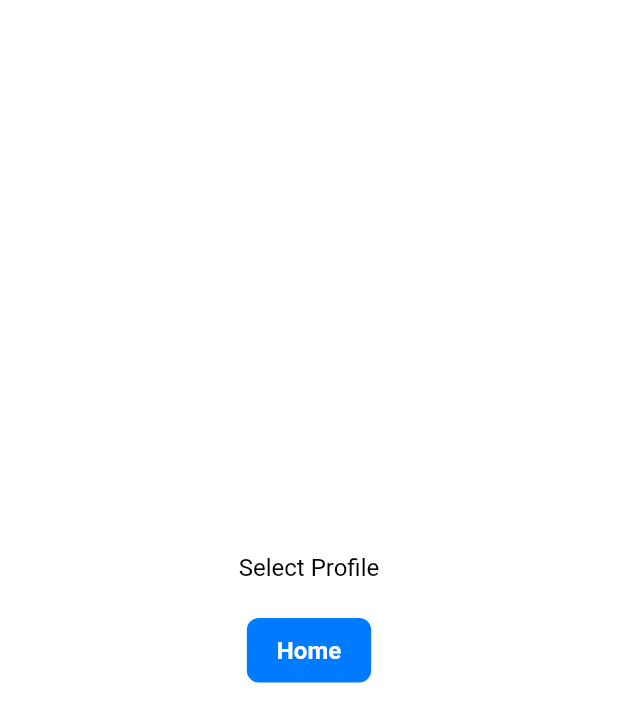
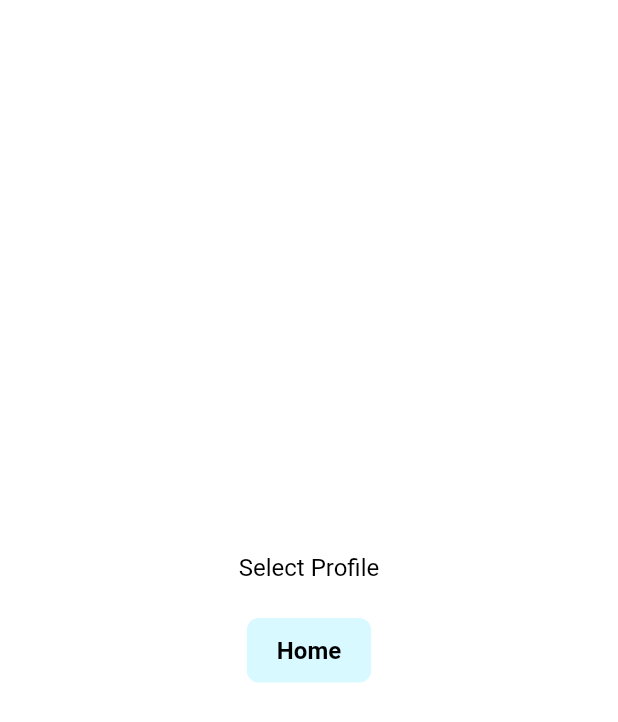
Before and after one commit to maranix/nodal, a Flutter app: the screen it shows after launch, after a tap on "Profile Selection Page", on a phone screen of 412 x 824 dp. Shown: the top 722 px of the screen. Run offline on Flutter 3.47's test engine with Material 3 defaults, Android fonts, the phone set to English and light mode, and no system bars; our stand-ins replace go_router; missing offline and left inert: daxle, sqlite3.

Commit message:
feat(theme): base for dynamic AppTheme, AppThemeData & AppThemeProvider

```diff
--- a/lib/main.dart
+++ b/lib/main.dart
@@ -1,10 +1,11 @@
 import 'package:flutter/widgets.dart';
 import 'package:flutter_web_plugins/url_strategy.dart';
 import 'package:nodal/src/core/router/router.dart';
+import 'package:nodal/src/core/theme/theme.dart';
 
 void main() async {
   usePathUrlStrategy();
-  runApp(const MainApp());
+  runApp(AppThemeProvider(data: AppThemeData(), child: const MainApp()));
 }
 
 class MainApp extends StatelessWidget {
@@ -12,6 +13,11 @@ class MainApp extends StatelessWidget {
 
   @override
   Widget build(BuildContext context) {
-    return WidgetsApp.router(routerConfig: router, color: Color(0xFFFFFFFF));
+    final primaryColor = AppTheme.of(context).primaryColor;
+
+    return WidgetsApp.router(
+      routerConfig: router,
+      color: primaryColor,
+    );
   }
 }
--- a/lib/src/core/router/router.dart
+++ b/lib/src/core/router/router.dart
@@ -2,6 +2,7 @@ import 'package:flutter/widgets.dart';
 import 'package:go_router/go_router.dart';
 import 'package:nodal/src/core/router/route_enums.dart';
 import 'package:nodal/src/core/router/route_transition.dart';
+import 'package:nodal/src/core/theme/theme.dart';
 import 'package:nodal/src/core/widgets/widgets.dart';
 
 part 'router.g.dart';
@@ -16,13 +17,8 @@ final router = GoRouter(routes: $appRoutes, initialLocation: RoutePath.root);
 final class RootScreenRoute extends GoRouteData with $RootScreenRoute {
   @override
   Page<void> buildPage(BuildContext context, GoRouterState state) {
-    final bgColor = Color(0xFFFFFFFF).withValues(colorSpace: .displayP3);
-    final luminance = bgColor.computeLuminance();
-
-    final textColor = switch (luminance) {
-      >= 0.5 => Color(0xFF000000).withValues(colorSpace: .displayP3),
-      _ => bgColor,
-    };
+    final bgColor = AppTheme.of(context).primaryColor;
+    final textColor = AppTheme.of(context).textColor;
 
     return CustomTransitionPage(
       key: state.pageKey,
@@ -49,6 +45,10 @@ final class RootScreenRoute extends GoRouteData with $RootScreenRoute {
                 onTap: () => ProfilesRoute(step: .create).go(context),
                 label: 'Profile Creation Page',
               ),
+              RawButton(
+                onTap: () => AppTheme.of(context).toggleTheme(),
+                label: 'Theme Toggle',
+              ),
             ],
           ),
         ),
@@ -65,13 +65,8 @@ final class ProfilesRoute extends GoRouteData with $ProfilesRoute {
 
   @override
   Page<void> buildPage(BuildContext context, GoRouterState state) {
-    final bgColor = Color(0xFFFFFFFF).withValues(colorSpace: .displayP3);
-    final luminance = bgColor.computeLuminance();
-
-    final textColor = switch (luminance) {
-      >= 0.5 => Color(0xFF000000).withValues(colorSpace: .displayP3),
-      _ => bgColor,
-    };
+    final bgColor = AppTheme.of(context).primaryColor;
+    final textColor = AppTheme.of(context).textColor;
 
     return CustomTransitionPage(
       key: state.pageKey,
--- /dev/null
+++ b/lib/src/core/theme/colors.dart
@@ -0,0 +1,11 @@
+import 'package:flutter/rendering.dart' show Color;
+
+abstract final class Colors {
+  static Color get white => Color(0xFFFFFFFF);
+  static Color get gray => Color(0xFF808080);
+  static Color get black => Color(0xFF000000);
+
+  // Custom
+  static Color get powderPetal => Color(0xFFffede1);
+  static Color get lightCyan => Color(0xFFd7f9ff);
+}
--- /dev/null
+++ b/lib/src/core/theme/theme.dart
@@ -0,0 +1,82 @@
+import 'package:flutter/widgets.dart';
+import 'package:nodal/src/core/theme/colors.dart';
+
+class AppThemeProvider extends StatelessWidget {
+  const AppThemeProvider({
+    super.key,
+    required this.data,
+    required this.child,
+  });
+
+  final AppThemeData data;
+  final Widget child;
+
+  @override
+  Widget build(BuildContext context) {
+    return ListenableBuilder(
+      listenable: data,
+      builder: (context, _) => AppTheme(
+        data: data,
+        child: child,
+      ),
+    );
+  }
+}
+
+class AppTheme extends InheritedWidget {
+  const AppTheme({super.key, required super.child, required this.data});
+
+  final AppThemeData data;
+
+  static AppThemeData? maybeOf(BuildContext context) =>
+      context.dependOnInheritedWidgetOfExactType<AppTheme>()?.data;
+
+  static AppThemeData of(BuildContext context) {
+    final result = maybeOf(context);
+    assert(
+      result != null,
+      "Unable to find AppTheme in BuildContext, make sure this widget is a descendent of AppTheme.",
+    );
+
+    return result!;
+  }
+
+  @override
+  bool updateShouldNotify(AppTheme oldWidget) => true;
+}
+
+final class AppThemeData extends ChangeNotifier {
+  bool _isDark = false;
+  bool get isDark => _isDark;
+
+  late Color _primaryColor;
+  late Color _textColor;
+
+  AppThemeData() {
+    _updateInternalColors();
+  }
+
+  Color get primaryColor => _primaryColor;
+  Color get textColor => _textColor;
+  Color get primaryButtonColor => Colors.lightCyan;
+
+  void toggleTheme() {
+    _isDark = !_isDark;
+    _updateInternalColors();
+    notifyListeners();
+  }
+
+  void _updateInternalColors() {
+    _primaryColor = _isDark ? Colors.black : Colors.white;
+
+    _textColor = _calculateTextColor(_primaryColor);
+  }
+
+  Color _calculateTextColor(Color background) {
+    final luminance = background.computeLuminance();
+    return switch (luminance) {
+      > 0.5 => Colors.black,
+      _ => Colors.white,
+    };
+  }
+}
--- a/lib/src/core/widgets/button.dart
+++ b/lib/src/core/widgets/button.dart
@@ -1,15 +1,17 @@
 import 'package:flutter/widgets.dart';
+import 'package:nodal/src/core/theme/colors.dart';
+import 'package:nodal/src/core/theme/theme.dart';
 
 class RawButton extends StatefulWidget {
   final VoidCallback onTap;
   final String label;
-  final Color color;
+  final Color? color;
 
   const RawButton({
     super.key,
     required this.onTap,
     required this.label,
-    this.color = const Color(0xFF007AFF),
+    this.color,
   });
 
   @override
@@ -21,10 +23,15 @@ class _RawButtonState extends State<RawButton> {
 
   @override
   Widget build(BuildContext context) {
-    final Color textColor = switch (widget.color.computeLuminance()) {
-      > 0.5 => const Color(0xFF000000),
-      _ => const Color(0xFFFFFFFF),
-    };
+    final theme = AppTheme.maybeOf(context);
+    final containerColor = theme?.primaryButtonColor ?? const Color(0xFF007AFF);
+
+    final Color textColor =
+        theme?.textColor ??
+        switch (containerColor.computeLuminance()) {
+          0.5 => Colors.gray,
+          _ => Colors.black,
+        };
 
     return GestureDetector(
       onTapDown: (_) => setState(() => _isPressed = true),
@@ -37,7 +44,7 @@ class _RawButtonState extends State<RawButton> {
           scale: _isPressed ? 0.98 : 1.0,
           child: DecoratedBox(
             decoration: BoxDecoration(
-              color: widget.color,
+              color: containerColor,
               borderRadius: BorderRadius.circular(8),
             ),
             child: Padding(
```
